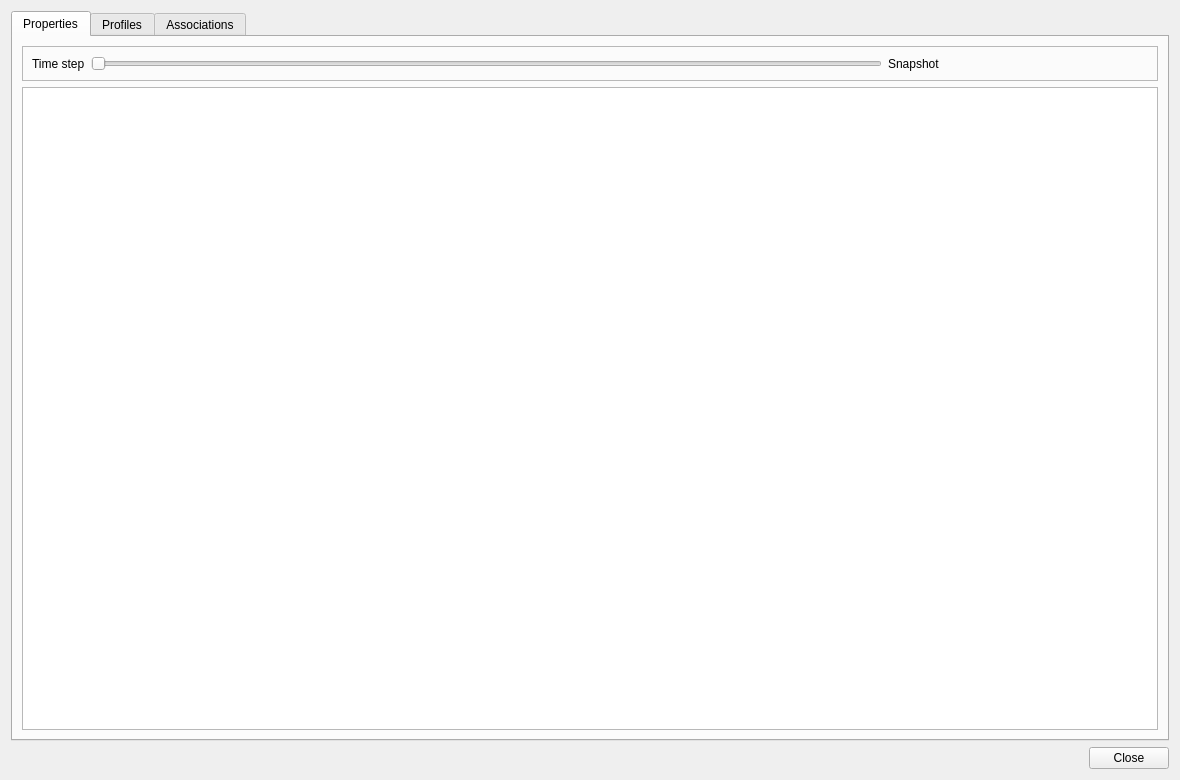
JordiBejarUPC/veragrid-hvdc-bipolar-pfc, file src/VeraGrid/Gui/DeviceEditors/TemplateDeviceEditor/template_device_editor_gui.ui: the form before one commit.
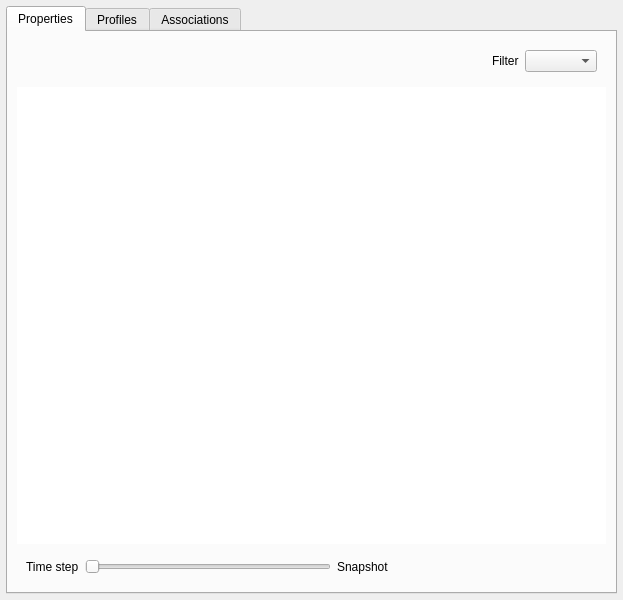
The form after the commit. Icons and pictures are not drawn.

Commit message: Editor files and excel loading fixed

The edit to the form file:
```diff
--- a/src/VeraGrid/Gui/DeviceEditors/TemplateDeviceEditor/template_device_editor_gui.ui
+++ b/src/VeraGrid/Gui/DeviceEditors/TemplateDeviceEditor/template_device_editor_gui.ui
@@ -6,14 +6,26 @@
    <rect>
     <x>0</x>
     <y>0</y>
-    <width>1180</width>
-    <height>780</height>
+    <width>623</width>
+    <height>600</height>
    </rect>
   </property>
   <property name="windowTitle">
    <string>Device editor</string>
   </property>
   <layout class="QVBoxLayout" name="main_layout">
+   <property name="leftMargin">
+    <number>6</number>
+   </property>
+   <property name="topMargin">
+    <number>6</number>
+   </property>
+   <property name="rightMargin">
+    <number>6</number>
+   </property>
+   <property name="bottomMargin">
+    <number>6</number>
+   </property>
    <item>
     <widget class="QTabWidget" name="tab_widget">
      <widget class="QWidget" name="properties_tab">
@@ -24,13 +36,55 @@
        <item>
         <widget class="QFrame" name="time_controls_frame">
          <property name="frameShape">
-          <enum>QFrame::StyledPanel</enum>
+          <enum>QFrame::Shape::NoFrame</enum>
          </property>
          <property name="frameShadow">
-          <enum>QFrame::Raised</enum>
+          <enum>QFrame::Shadow::Plain</enum>
          </property>
          <layout class="QHBoxLayout" name="time_controls_layout">
           <item>
+           <spacer name="horizontalSpacer">
+            <property name="orientation">
+             <enum>Qt::Orientation::Horizontal</enum>
+            </property>
+            <property name="sizeHint" stdset="0">
+             <size>
+              <width>40</width>
+              <height>20</height>
+             </size>
+            </property>
+           </spacer>
+          </item>
+          <item>
+           <widget class="QLabel" name="label">
+            <property name="text">
+             <string>Filter</string>
+            </property>
+           </widget>
+          </item>
+          <item>
+           <widget class="QComboBox" name="filterComboBox"/>
+          </item>
+         </layout>
+        </widget>
+       </item>
+       <item>
+        <widget class="QTableView" name="properties_table_view">
+         <property name="frameShape">
+          <enum>QFrame::Shape::NoFrame</enum>
+         </property>
+        </widget>
+       </item>
+       <item>
+        <widget class="QFrame" name="frame">
+         <property name="frameShape">
+          <enum>QFrame::Shape::NoFrame</enum>
+         </property>
+         <property name="frameShadow">
+          <enum>QFrame::Shadow::Raised</enum>
+         </property>
+         <layout class="QHBoxLayout" name="horizontalLayout">
+          <item>
            <widget class="QLabel" name="time_step_title_label">
             <property name="text">
              <string>Time step</string>
@@ -60,9 +114,6 @@
          </layout>
         </widget>
        </item>
-       <item>
-        <widget class="QTableView" name="properties_table_view"/>
-       </item>
       </layout>
      </widget>
      <widget class="QWidget" name="profiles_tab">
@@ -195,13 +246,6 @@
      </widget>
     </widget>
    </item>
-   <item>
-    <widget class="QDialogButtonBox" name="button_box">
-     <property name="standardButtons">
-      <set>QDialogButtonBox::Close</set>
-     </property>
-    </widget>
-   </item>
   </layout>
  </widget>
  <resources/>
```
Left out of the diff: 57 changed lines with no effect on the pictures. The commit also changes 3 other files.
